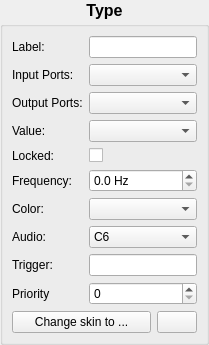
Above: app/elementeditor.ui from GIBIS-UNIFESP/wiRedPanda before the change. Below: the same form after it.
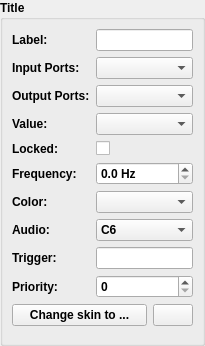
That is the form after the change. Icons and pictures are not drawn.

Commit message: Replace ElementEditor label with title in groupbox

Diff of the .ui file:
```diff
--- a/app/elementeditor.ui
+++ b/app/elementeditor.ui
@@ -6,8 +6,8 @@
    <rect>
     <x>0</x>
     <y>0</y>
-    <width>209</width>
-    <height>345</height>
+    <width>205</width>
+    <height>346</height>
    </rect>
   </property>
   <property name="windowTitle">
@@ -30,22 +30,14 @@
     <number>0</number>
    </property>
    <item row="0" column="0">
-    <widget class="QLabel" name="labelType">
-     <property name="text">
-      <string>&lt;html&gt;&lt;head/&gt;&lt;body&gt;&lt;p&gt;&lt;span style=&quot; font-size:12pt; font-weight:600;&quot;&gt;Type&lt;/span&gt;&lt;/p&gt;&lt;/body&gt;&lt;/html&gt;</string>
-     </property>
-     <property name="textFormat">
-      <enum>Qt::RichText</enum>
-     </property>
-     <property name="alignment">
-      <set>Qt::AlignCenter</set>
-     </property>
-    </widget>
-   </item>
-   <item row="1" column="0">
     <widget class="QGroupBox" name="groupBox">
+     <property name="font">
+      <font>
+       <bold>true</bold>
+      </font>
+     </property>
      <property name="title">
-      <string/>
+      <string>Title</string>
      </property>
      <layout class="QGridLayout" name="gridLayout_2">
       <item row="2" column="0">
@@ -249,7 +241,7 @@
       <item row="16" column="0">
        <widget class="QLabel" name="labelPriority">
         <property name="text">
-         <string>Priority</string>
+         <string>Priority:</string>
         </property>
        </widget>
       </item>
```
The commit also changes 32 other files.
